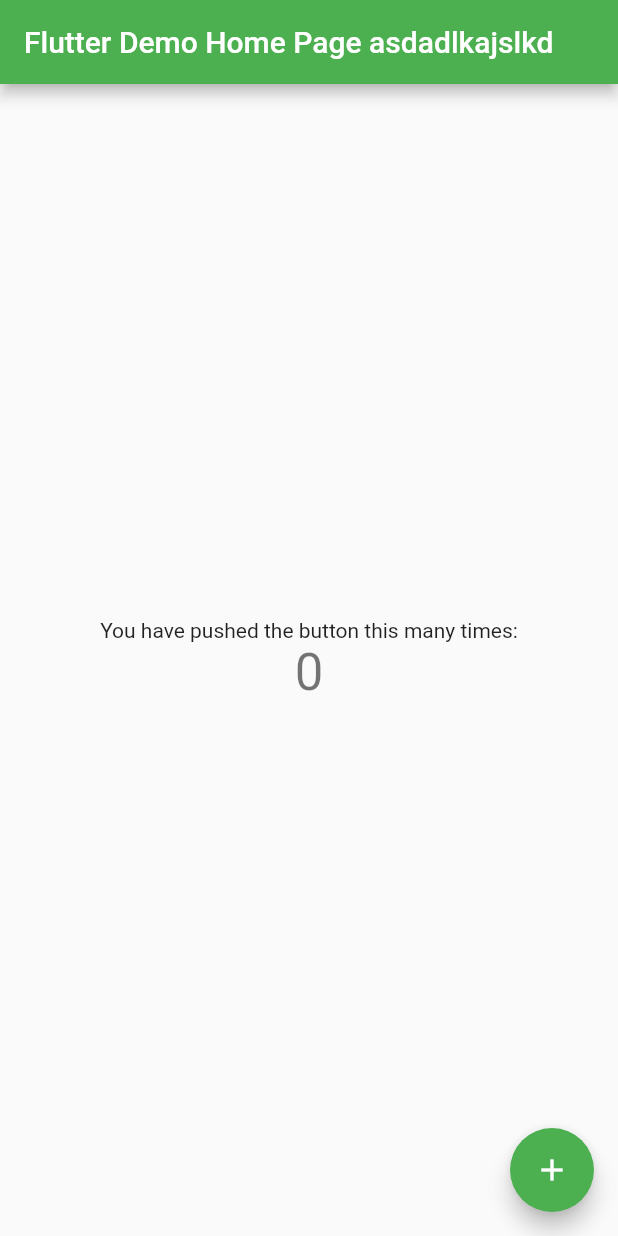
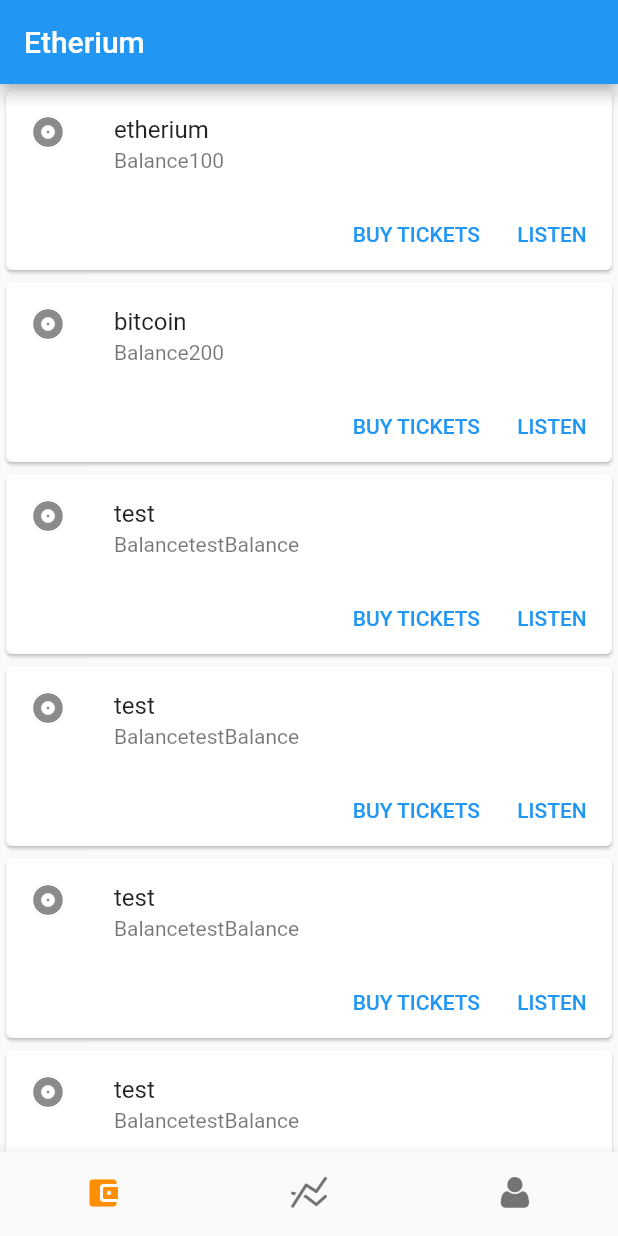
Before and after one commit to ruszabarov/capstone, a Flutter app: the screen it shows after launch, on a phone screen of 412 x 824 dp. Run offline on Flutter 3.47's test engine with Material 2 defaults, Android fonts, the phone set to English and light mode, and no system bars.

Commit message:
Bottom navigation bar. Test data for home page.

```diff
--- a/mobile/wallet/lib/main.dart
+++ b/mobile/wallet/lib/main.dart
@@ -1,113 +1,15 @@
 import 'package:flutter/material.dart';
+import 'package:wallet/screens/wrapper.dart';
 
-void main() {
-  runApp(MyApp());
-}
+void main() => runApp(MyApp());
 
 class MyApp extends StatelessWidget {
   // This widget is the root of your application.
   @override
   Widget build(BuildContext context) {
     return MaterialApp(
-      title: 'Flutter Demo',
-      theme: ThemeData(
-        // This is the theme of your application.
-        //
-        // Try running your application with "flutter run". You'll see the
-        // application has a blue toolbar. Then, without quitting the app, try
-        // changing the primarySwatch below to Colors.green and then invoke
-        // "hot reload" (press "r" in the console where you ran "flutter run",
-        // or simply save your changes to "hot reload" in a Flutter IDE).
-        // Notice that the counter didn't reset back to zero; the application
-        // is not restarted.
-        primarySwatch: Colors.green,
-      ),
-      home: MyHomePage(title: 'Flutter Demo Home Page asdadlkajslkd'),
+      title: "Etherium",
+      home: Wrapper(),
     );
   }
 }
-
-class MyHomePage extends StatefulWidget {
-  MyHomePage({Key? key, required this.title}) : super(key: key);
-
-  // This widget is the home page of your application. It is stateful, meaning
-  // that it has a State object (defined below) that contains fields that affect
-  // how it looks.
-
-  // This class is the configuration for the state. It holds the values (in this
-  // case the title) provided by the parent (in this case the App widget) and
-  // used by the build method of the State. Fields in a Widget subclass are
-  // always marked "final".
-
-  final String title;
-
-  @override
-  _MyHomePageState createState() => _MyHomePageState();
-}
-
-class _MyHomePageState extends State<MyHomePage> {
-  int _counter = 0;
-
-  void _incrementCounter() {
-    setState(() {
-      // This call to setState tells the Flutter framework that something has
-      // changed in this State, which causes it to rerun the build method below
-      // so that the display can reflect the updated values. If we changed
-      // _counter without calling setState(), then the build method would not be
-      // called again, and so nothing would appear to happen.
-      _counter++;
-    });
-  }
-
-  @override
-  Widget build(BuildContext context) {
-    // This method is rerun every time setState is called, for instance as done
-    // by the _incrementCounter method above.
-    //
-    // The Flutter framework has been optimized to make rerunning build methods
-    // fast, so that you can just rebuild anything that needs updating rather
-    // than having to individually change instances of widgets.
-    return Scaffold(
-      appBar: AppBar(
-        // Here we take the value from the MyHomePage object that was created by
-        // the App.build method, and use it to set our appbar title.
-        title: Text(widget.title),
-      ),
-      body: Center(
-        // Center is a layout widget. It takes a single child and positions it
-        // in the middle of the parent.
-        child: Column(
-          // Column is also a layout widget. It takes a list of children and
-          // arranges them vertically. By default, it sizes itself to fit its
-          // children horizontally, and tries to be as tall as its parent.
-          //
-          // Invoke "debug painting" (press "p" in the console, choose the
-          // "Toggle Debug Paint" action from the Flutter Inspector in Android
-          // Studio, or the "Toggle Debug Paint" command in Visual Studio Code)
-          // to see the wireframe for each widget.
-          //
-          // Column has various properties to control how it sizes itself and
-          // how it positions its children. Here we use mainAxisAlignment to
-          // center the children vertically; the main axis here is the vertical
-          // axis because Columns are vertical (the cross axis would be
-          // horizontal).
-          mainAxisAlignment: MainAxisAlignment.center,
-          children: <Widget>[
-            Text(
-              'You have pushed the button this many times:',
-            ),
-            Text(
-              '$_counter',
-              style: Theme.of(context).textTheme.headline4,
-            ),
-          ],
-        ),
-      ),
-      floatingActionButton: FloatingActionButton(
-        onPressed: _incrementCounter,
-        tooltip: 'Increment',
-        child: Icon(Icons.add),
-      ), // This trailing comma makes auto-formatting nicer for build methods.
-    );
-  }
-}
--- /dev/null
+++ b/mobile/wallet/lib/screens/home/home.dart
@@ -0,0 +1,60 @@
+import 'package:flutter/material.dart';
+import 'test_data.dart';
+
+class WalletCard extends StatelessWidget {
+  final String title;
+  final String balance;
+
+  WalletCard(this.title, this.balance);
+
+  @override
+  Widget build(BuildContext context) {
+    return Card(
+      child: Column(
+        mainAxisSize: MainAxisSize.min,
+        children: <Widget>[
+          ListTile(
+            leading: Icon(Icons.album),
+            title: Text(title),
+            subtitle: Text('Balance' + balance),
+          ),
+          Row(
+            mainAxisAlignment: MainAxisAlignment.end,
+            children: <Widget>[
+              TextButton(
+                child: const Text('BUY TICKETS'),
+                onPressed: () {/* ... */},
+              ),
+              const SizedBox(width: 8),
+              TextButton(
+                child: const Text('LISTEN'),
+                onPressed: () {/* ... */},
+              ),
+              const SizedBox(width: 8),
+            ],
+          ),
+        ],
+      ),
+    );
+  }
+}
+
+class Home extends StatelessWidget {
+  @override
+  Widget build(BuildContext context) {
+    return Column(
+      children: [
+        new Expanded(
+          child: new ListView.builder(
+              scrollDirection: Axis.vertical,
+              shrinkWrap: true,
+              itemCount: cryptoWallets.length,
+              itemBuilder: (BuildContext ctxt, int index) {
+                return new WalletCard(
+                    cryptoWallets[index].name, cryptoWallets[index].balance);
+              }),
+        )
+      ],
+    );
+  }
+}
--- /dev/null
+++ b/mobile/wallet/lib/screens/home/test_data.dart
@@ -0,0 +1,30 @@
+class CryptoWallet {
+  final name;
+  final balance;
+
+  CryptoWallet(this.name, this.balance);
+}
+
+var etherium = new CryptoWallet("etherium", "100");
+var bitcoin = new CryptoWallet("bitcoin", "200");
+var test = new CryptoWallet("test", "testBalance");
+var test2 = new CryptoWallet("test", "testBalance");
+var test3 = new CryptoWallet("test", "testBalance");
+var test4 = new CryptoWallet("test", "testBalance");
+var test5 = new CryptoWallet("test", "testBalance");
+var test6 = new CryptoWallet("test", "testBalance");
+var test7 = new CryptoWallet("test", "testBalance");
+var test8 = new CryptoWallet("test", "testBalance");
+
+var cryptoWallets = [
+  etherium,
+  bitcoin,
+  test,
+  test2,
+  test3,
+  test4,
+  test5,
+  test6,
+  test7,
+  test8
+];
--- /dev/null
+++ b/mobile/wallet/lib/screens/wrapper.dart
@@ -0,0 +1,57 @@
+import 'package:flutter/material.dart';
+import 'package:wallet/wallet_icons.dart';
+import 'package:wallet/screens/home/home.dart';
+
+class Wrapper extends StatefulWidget {
+  @override
+  State createState() {
+    return _WrapperState();
+  }
+}
+
+class _WrapperState extends State {
+  int _currentIndex = 0;
+
+  void onTabTapped(int index) {
+    setState(() {
+      _currentIndex = index;
+    });
+  }
+
+  final List _children = [
+    Home(),
+    Home(),
+    Home(),
+  ];
+
+  @override
+  Widget build(BuildContext context) {
+    return Scaffold(
+      appBar: AppBar(
+        title: Text("Etherium"),
+      ),
+      body: _children[_currentIndex],
+      bottomNavigationBar: BottomNavigationBar(
+        onTap: onTabTapped,
+        currentIndex: _currentIndex,
+        items: const <BottomNavigationBarItem>[
+          BottomNavigationBarItem(
+            icon: Icon(Icons.account_balance_wallet_rounded),
+            label: 'Wallet',
+          ),
+          BottomNavigationBarItem(
+            icon: Icon(Wallet.chart_line),
+            label: 'Market',
+          ),
+          BottomNavigationBarItem(
+            icon: Icon(Wallet.user),
+            label: 'Account',
+          ),
+        ],
+        selectedItemColor: Colors.amber[800],
+        showSelectedLabels: false,
+        showUnselectedLabels: false,
+      ),
+    );
+  }
+}
--- /dev/null
+++ b/mobile/wallet/lib/wallet_icons.dart
@@ -0,0 +1,40 @@
+/// Flutter icons Wallet
+/// Copyright (C) 2021 by original authors @ fluttericon.com, fontello.com
+/// This font was generated by FlutterIcon.com, which is derived from Fontello.
+///
+/// To use this font, place it in your fonts/ directory and include the
+/// following in your pubspec.yaml
+///
+/// flutter:
+///   fonts:
+///    - family:  Wallet
+///      fonts:
+///       - asset: fonts/Wallet.ttf
+///
+///
+/// * Font Awesome 4, Copyright (C) 2016 by Dave Gandy
+///         Author:    Dave Gandy
+///         License:   SIL ()
+///         Homepage:  http://fortawesome.github.com/Font-Awesome/
+/// * Entypo, Copyright (C) 2012 by Daniel Bruce
+///         Author:    Daniel Bruce
+///         License:   SIL (http://scripts.sil.org/OFL)
+///         Homepage:  http://www.entypo.com
+/// * Font Awesome 5, Copyright (C) 2016 by Dave Gandy
+///         Author:    Dave Gandy
+///         License:   SIL (https://github.com/FortAwesome/Font-Awesome/blob/master/LICENSE.txt)
+///         Homepage:  http://fortawesome.github.com/Font-Awesome/
+///
+import 'package:flutter/widgets.dart';
+
+class Wallet {
+  Wallet._();
+
+  static const _kFontFam = 'Wallet';
+  static const String? _kFontPkg = null;
+
+  static const IconData user = IconData(0xe800, fontFamily: _kFontFam, fontPackage: _kFontPkg);
+  static const IconData chart_line = IconData(0xe801, fontFamily: _kFontFam, fontPackage: _kFontPkg);
+  static const IconData arrow_alt_circle_down = IconData(0xf358, fontFamily: _kFontFam, fontPackage: _kFontPkg);
+  static const IconData arrow_alt_circle_up = IconData(0xf35b, fontFamily: _kFontFam, fontPackage: _kFontPkg);
+}
```
Also changed, not shown: mobile/config.json (added, +34 -0 lines), mobile/wallet/pubspec.yaml (+7 -15 lines), mobile/wallet/fonts/Wallet.ttf (added).
